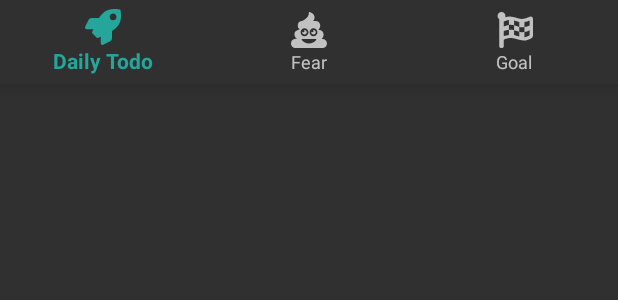
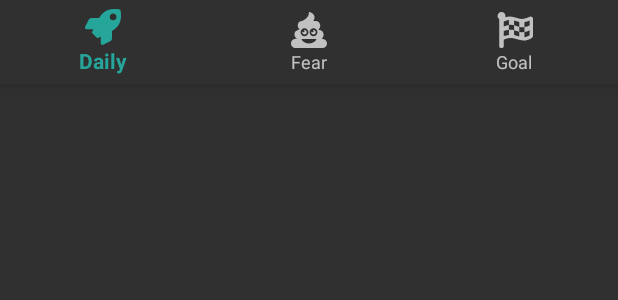
Before and after one commit to marcjulian/dailylist, an Android app: the layout layout_bottom_nav.xml on its own in the app's theme, with its tools: preview values and no code run, on a phone screen of 412 x 824 dp. Shown: the top 300 px of the screen. Run offline under Robolectric (Android 15) with nearby library versions, the phone set to English and light mode, and no system bars.

```diff
--- a/app/src/main/res/values/strings.xml
+++ b/app/src/main/res/values/strings.xml
@@ -1,9 +1,10 @@
 <resources>
     <string name="app_name">Dailylist</string>
 
-    <string name="nav_title_daily_todo">Daily Todo</string>
+    <string name="nav_title_daily_todo">Daily</string>
     <string name="nav_title_fear">Fear</string>
     <string name="nav_title_goal">Goal</string>
+
     <string name="screen_todo_add_todo">Add</string>
     <string name="screen_todo_add_todo_daily_hint">Add a daily todo</string>
     <string name="screen_todo_add_todo_fear_hint">Add a fear</string>
```
Also changed, not shown: 1 other file.
